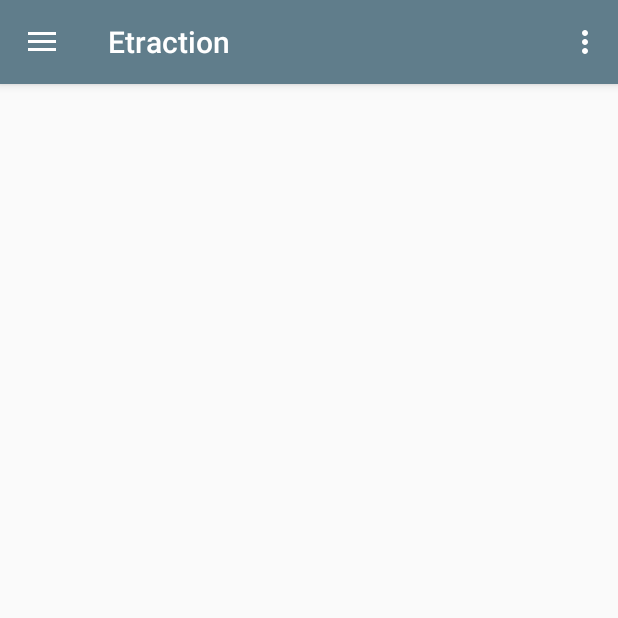
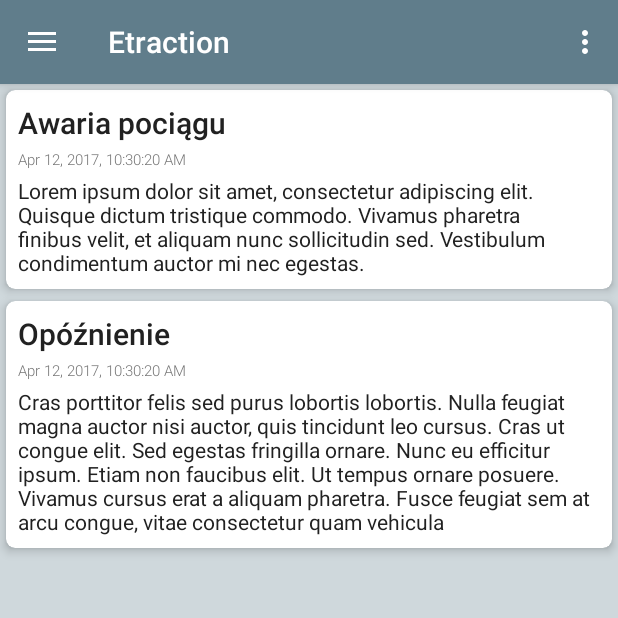
Before and after one commit to Ryniu3001/eTraction, an Android app: the screen it shows after launch (MainActivity), in the side drawer, after a tap on "Slideshow", on a phone screen of 412 x 824 dp, the top half of it. Run offline under Robolectric (Android 15) with nearby library versions, the phone set to English and light mode, and no system bars.

Commit message:
Utworzenie widoku komunikatów ze stałymi danymi. Ustawienie widoku komunikatów jako głowny ekran aplikacji. [#143533891]

```diff
--- a/app/src/main/java/pl/poznan/put/etraction/MainActivity.java
+++ b/app/src/main/java/pl/poznan/put/etraction/MainActivity.java
@@ -1,8 +1,10 @@
 package pl.poznan.put.etraction;
 
+import android.content.Context;
 import android.os.Bundle;
 import android.support.annotation.NonNull;
 import android.support.design.widget.NavigationView;
+import android.support.v4.app.Fragment;
 import android.support.v4.app.FragmentManager;
 import android.support.v4.view.GravityCompat;
 import android.support.v4.widget.DrawerLayout;
@@ -12,14 +14,17 @@ import android.support.v7.widget.Toolbar;
 import android.view.Menu;
 import android.view.MenuItem;
 
-public class MainActivity extends AppCompatActivity implements NavigationView.OnNavigationItemSelectedListener, FragmentManager.OnBackStackChangedListener {
+public class MainActivity extends AppCompatActivity implements NavigationView.OnNavigationItemSelectedListener {
 
-    private int mLastSelectedDrawerPosition;
+    public static Context appContext;
+    private int mCurrentDrawerPosition;
 
     @Override
     protected void onCreate(Bundle savedInstanceState) {
         super.onCreate(savedInstanceState);
+        appContext = this.getApplicationContext();
         setContentView(R.layout.activity_main);
+        navigateToHomeFragment();
         Toolbar toolbar = (Toolbar) findViewById(R.id.toolbar);
         setSupportActionBar(toolbar);
 
@@ -31,7 +36,6 @@ public class MainActivity extends AppCompatActivity implements NavigationView.On
         NavigationView navigationView = (NavigationView) findViewById(R.id.nav_view);
         navigationView.setNavigationItemSelectedListener(this);
 
-        getSupportFragmentManager().addOnBackStackChangedListener(this);
     }
 
     @Override
@@ -40,7 +44,11 @@ public class MainActivity extends AppCompatActivity implements NavigationView.On
         if (drawer.isDrawerOpen(GravityCompat.START)) {
             drawer.closeDrawer(GravityCompat.START);
         } else {
-            super.onBackPressed();
+            //If we are not in home fragment then navigate to it
+            if (mCurrentDrawerPosition != R.id.nav_statements)
+                navigateToHomeFragment();
+            else
+                super.onBackPressed();
         }
     }
 
@@ -70,24 +78,24 @@ public class MainActivity extends AppCompatActivity implements NavigationView.On
     @Override
     public boolean onNavigationItemSelected(@NonNull MenuItem item) {
         // Handle navigation view item clicks here.
-        int id = item.getItemId();
-        if (id != mLastSelectedDrawerPosition) {
-            FragmentManager fragmentManager = getSupportFragmentManager();
-            if (id == R.id.nav_localization) {
-                fragmentManager.beginTransaction().replace(R.id.content_frame, new LocalizationFragment()).addToBackStack("fragBack").commit();
-            } else if (id == R.id.nav_statements) {
+        mCurrentDrawerPosition = item.getItemId();
+        FragmentManager fragmentManager = getSupportFragmentManager();
+        Fragment fragmentClass = null;
+        if (mCurrentDrawerPosition == R.id.nav_localization) {
+            fragmentClass = new LocalizationFragment();
+        } else if (mCurrentDrawerPosition == R.id.nav_statements) {
+            fragmentClass = new StatementsFragment();
+        }
 
-            }
-            mLastSelectedDrawerPosition = id;
-        }
+        if (fragmentClass != null)
+            fragmentManager.beginTransaction().replace(R.id.content_frame, fragmentClass).commit();
         DrawerLayout drawer = (DrawerLayout) findViewById(R.id.drawer_layout);
         drawer.closeDrawer(GravityCompat.START);
         return true;
     }
 
-    @Override
-    public void onBackStackChanged() {
-        if (getSupportFragmentManager().getBackStackEntryCount() == 0)
-            mLastSelectedDrawerPosition = -1;
+    private void navigateToHomeFragment(){
+        getSupportFragmentManager().beginTransaction().replace(R.id.content_frame, new StatementsFragment()).commit();
+        mCurrentDrawerPosition = R.id.nav_statements;
     }
 }
--- a/app/src/main/java/pl/poznan/put/etraction/StatementsAdapter.java
+++ b/app/src/main/java/pl/poznan/put/etraction/StatementsAdapter.java
@@ -7,6 +7,7 @@ import android.view.View;
 import android.view.ViewGroup;
 import android.widget.TextView;
 
+import java.text.DateFormat;
 import java.util.List;
 
 import pl.poznan.put.etraction.model.StatementMsg;
@@ -23,18 +24,38 @@ public class StatementsAdapter extends RecyclerView.Adapter<StatementsAdapter.St
         mStatementsList = statementsList;
     }
 
+    /**
+     * This gets called when each new ViewHolder is created. This happens when the RecyclerView
+     * is laid out. Enough ViewHolders will be created to fill the screen and allow for scrolling.
+     * @param parent The ViewGroup that these ViewHolders are contained within.
+     * @param viewType If your RecyclerView has more than one type of item you
+     *                  can use this viewType integer to provide a different layout
+     * @return
+     */
     @Override
     public StatementsAdapterViewHolder onCreateViewHolder(ViewGroup parent, int viewType) {
 
         Context context = parent.getContext();
-        int layoutIdForItem = R.layout.statements_card_view;
         LayoutInflater inflater = LayoutInflater.from(context);
-        View view = inflater.inflate(layoutIdForItem, parent, false);
+        View view = inflater.inflate(R.layout.statements_card_view, parent, false);
         return new StatementsAdapterViewHolder(view);
     }
 
+    /**
+     * OnBindViewHolder is called by the RecyclerView to display the data at the specified
+     * position. In this method, we update the contents of the ViewHolder to display the statement
+     * for this particular position, using the "position" argument that is conveniently
+     * passed into us.
+     * @param holder The ViewHolder which should be updated to represent the contents of the item at the given position in the data set.
+     * @param position The position of the item within the adapter's data set.
+     */
     @Override
     public void onBindViewHolder(StatementsAdapterViewHolder holder, int position) {
+        StatementMsg statementMsg = mStatementsList.get(position);
+        holder.mTitle.setText(statementMsg.getTitle());
+        String dateTime = DateFormat.getDateTimeInstance().format(statementMsg.getDateTime());
+        holder.mDateTime.setText(dateTime);
+        holder.mContent.setText(statementMsg.getContent());
 
     }
 
--- a/app/src/main/java/pl/poznan/put/etraction/StatementsFragment.java
+++ b/app/src/main/java/pl/poznan/put/etraction/StatementsFragment.java
@@ -9,6 +9,12 @@ import android.view.LayoutInflater;
 import android.view.View;
 import android.view.ViewGroup;
 
+import java.util.ArrayList;
+import java.util.Date;
+import java.util.List;
+
+import pl.poznan.put.etraction.model.StatementMsg;
+
 /**
  * Created by Marcin on 11.04.2017.
  */
@@ -16,6 +22,7 @@ import android.view.ViewGroup;
 public class StatementsFragment extends Fragment {
 
     private RecyclerView mRecyclerView;
+    private StatementsAdapter mStatementsAdapter;
 
     @Nullable
     @Override
@@ -34,8 +41,31 @@ public class StatementsFragment extends Fragment {
          */
         mRecyclerView.setHasFixedSize(false);
 
+        mStatementsAdapter = new StatementsAdapter();
+        mRecyclerView.setAdapter(mStatementsAdapter);
 
+        //TODO: Progrss bar os sth indicating loading time
 
+        loadData();
+    }
 
+    private void loadData(){
+        List<StatementMsg> statementMsgList = new ArrayList<>();
+        StatementMsg msg1 = new StatementMsg();
+        msg1.setId(1);
+        msg1.setTitle("Awaria pociągu");
+        msg1.setDateTime(new Date());
+        msg1.setContent("Lorem ipsum dolor sit amet, consectetur adipiscing elit. Quisque dictum tristique commodo. Vivamus pharetra finibus velit, et aliquam nunc sollicitudin sed. Vestibulum condimentum auctor mi nec egestas.");
+
+        StatementMsg msg2 = new StatementMsg();
+        msg2.setId(2);
+        msg2.setTitle("Opóźnienie");
+        msg2.setDateTime(new Date());
+        msg2.setContent("Cras porttitor felis sed purus lobortis lobortis. Nulla feugiat magna auctor nisi auctor, quis tincidunt leo cursus. Cras ut congue elit. Sed egestas fringilla ornare. Nunc eu efficitur ipsum. Etiam non faucibus elit. Ut tempus ornare posuere. Vivamus cursus erat a aliquam pharetra. Fusce feugiat sem at arcu congue, vitae consectetur quam vehicula");
+
+        statementMsgList.add(msg1);
+        statementMsgList.add(msg2);
+
+        mStatementsAdapter.setStatementsData(statementMsgList);
     }
 }
--- a/app/src/main/res/drawable/ic_menu_gallery.xml
+++ /dev/null
@@ -1,9 +0,0 @@
-<vector xmlns:android="http://schemas.android.com/apk/res/android"
-    android:width="24dp"
-    android:height="24dp"
-    android:viewportHeight="24.0"
-    android:viewportWidth="24.0">
-    <path
-        android:fillColor="#FF000000"
-        android:pathData="M22,16V4c0,-1.1 -0.9,-2 -2,-2H8c-1.1,0 -2,0.9 -2,2v12c0,1.1 0.9,2 2,2h12c1.1,0 2,-0.9 2,-2zm-11,-4l2.03,2.71L16,11l4,5H8l3,-4zM2,6v14c0,1.1 0.9,2 2,2h14v-2H4V6H2z" />
-</vector>
--- /dev/null
+++ b/app/src/main/res/drawable/ic_menu_statement.xml
@@ -0,0 +1,9 @@
+<vector xmlns:android="http://schemas.android.com/apk/res/android"
+    android:width="48dp"
+    android:height="48dp"
+    android:viewportHeight="48.0"
+    android:viewportWidth="48.0">
+    <path
+        android:fillColor="#FF000000"
+        android:pathData="M24 44c2.21 0 4-1.79 4-4h-8c0 2.21 1.79 4 4 4zm12-12V22c0-6.15-3.27-11.28-9-12.64V8c0-1.66-1.34-3-3-3s-3 1.34-3 3v1.36c-5.73 1.36-9 6.49-9 12.64v10l-4 4v2h32v-2l-4-4z" />
+</vector>
--- a/app/src/main/res/layout/statements.xml
+++ b/app/src/main/res/layout/statements.xml
@@ -6,6 +6,7 @@
     <android.support.v7.widget.RecyclerView
         android:id="@+id/rv_statements"
         android:layout_width="match_parent"
-        android:layout_height="wrap_content"/>
+        android:layout_height="match_parent"
+        android:background="@color/colorPrimaryLight"/>
 
 </FrameLayout>
--- a/app/src/main/res/layout/statements_card_view.xml
+++ b/app/src/main/res/layout/statements_card_view.xml
@@ -9,8 +9,9 @@
         android:layout_height="wrap_content"
         android:layout_margin="4dp"
         card_view:cardCornerRadius="6dp"
-        card_view:contentPadding="4dp"
-        card_view:cardElevation="4dp">
+        card_view:contentPadding="8dp"
+        card_view:cardElevation="4dp"
+        android:background="@color/colorPrimaryLight">
 
         <LinearLayout
             android:layout_width="wrap_content"
--- a/app/src/main/res/menu/activity_main_drawer.xml
+++ b/app/src/main/res/menu/activity_main_drawer.xml
@@ -8,7 +8,7 @@
             android:title="@string/drawer_menu_localization" />
         <item
             android:id="@+id/nav_statements"
-            android:icon="@drawable/ic_menu_gallery"
+            android:icon="@drawable/ic_menu_statement"
             android:title="@string/drawer_menu_statements" />
         <item
             android:id="@+id/nav_slideshow"
```
